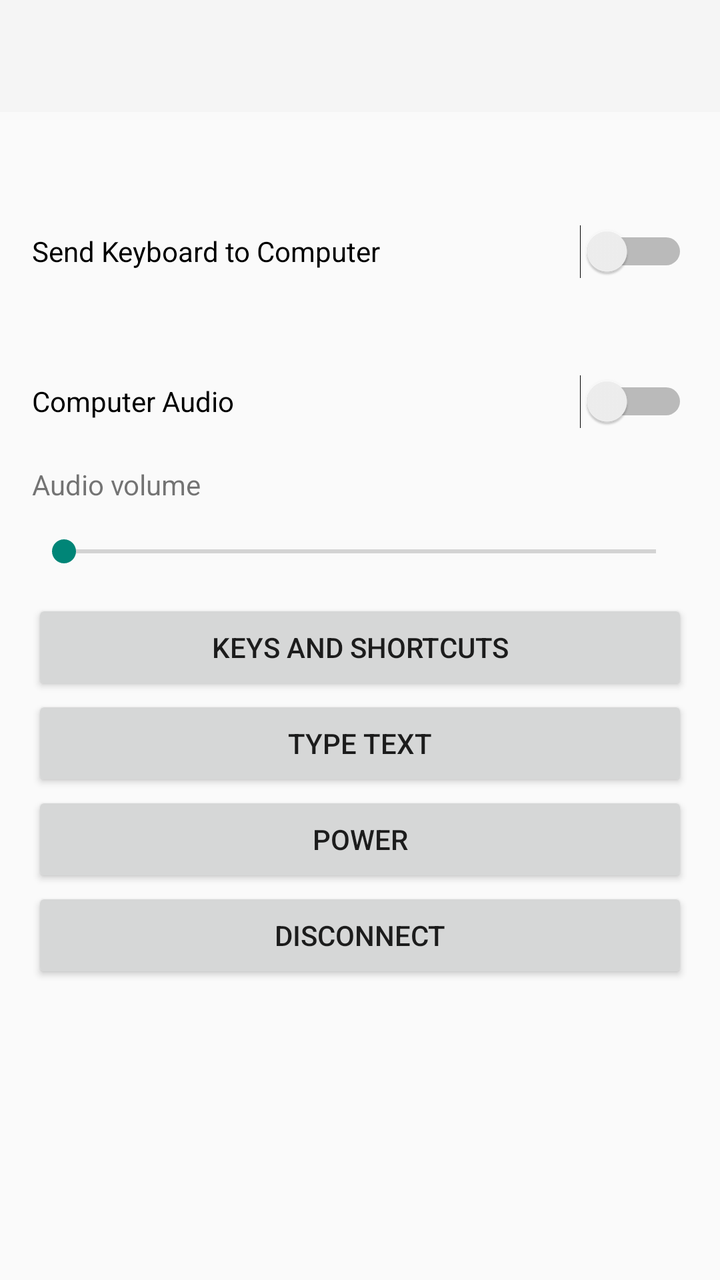
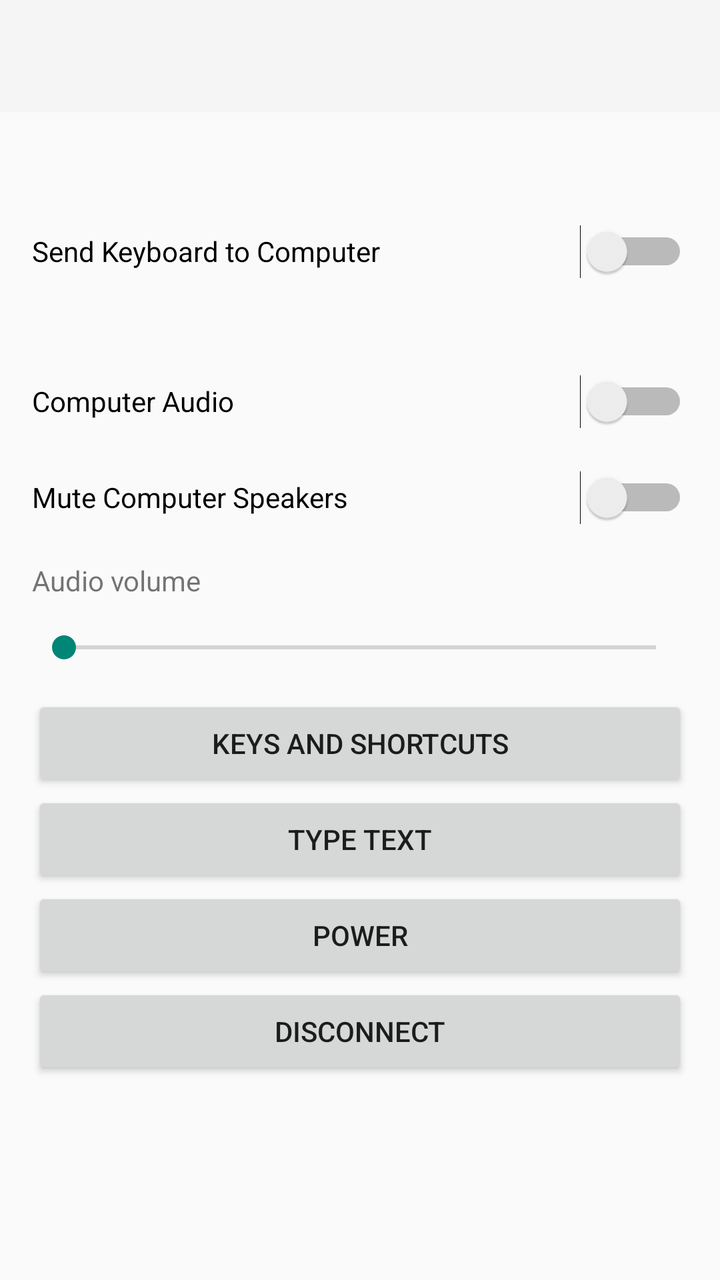

The first picture is an Android layout as it rendered before a commit; the second is the same layout after the commit. The layout source and the unified diff follow.
<!-- AndroidManifest.xml: application theme Theme.Portputer -->
<!-- res/layout/activity_connected.xml -->
<?xml version="1.0" encoding="utf-8"?>
<LinearLayout xmlns:android="http://schemas.android.com/apk/res/android"
    android:id="@+id/root"
    android:layout_width="match_parent"
    android:layout_height="match_parent"
    android:orientation="vertical">

    <include layout="@layout/toolbar" />

    <ScrollView
        android:layout_width="match_parent"
        android:layout_height="0dp"
        android:layout_weight="1">

        <LinearLayout
            android:layout_width="match_parent"
            android:layout_height="wrap_content"
            android:orientation="vertical"
            android:padding="16dp">

            <TextView
                android:id="@+id/status"
                android:layout_width="match_parent"
                android:layout_height="wrap_content"
                android:accessibilityLiveRegion="polite"
                android:paddingBottom="8dp"
                android:textAppearance="@android:style/TextAppearance.Material.Subhead" />

            <TextView
                android:id="@+id/message"
                android:layout_width="match_parent"
                android:layout_height="wrap_content"
                android:accessibilityLiveRegion="polite"
                android:paddingBottom="8dp"
                android:visibility="gone" />

            <LinearLayout
                android:id="@+id/pair_section"
                android:layout_width="match_parent"
                android:layout_height="wrap_content"
                android:orientation="vertical"
                android:visibility="gone">

                <TextView
                    style="@style/Heading"
                    android:layout_width="match_parent"
                    android:layout_height="wrap_content"
                    android:accessibilityHeading="true"
                    android:text="@string/pair_heading" />

                <TextView
                    android:id="@+id/pair_instructions"
                    android:layout_width="match_parent"
                    android:layout_height="wrap_content" />

                <TextView
                    android:id="@+id/pair_code_label"
                    android:layout_width="match_parent"
                    android:layout_height="wrap_content"
                    android:labelFor="@+id/pair_code"
                    android:paddingTop="8dp"
                    android:text="@string/pair_code" />

                <EditText
                    android:id="@+id/pair_code"
                    android:layout_width="match_parent"
                    android:layout_height="wrap_content"
                    android:importantForAutofill="no"
                    android:inputType="textCapCharacters|textNoSuggestions|textVisiblePassword"
                    android:imeOptions="actionDone"
                    android:maxLength="20" />

                <Button
                    android:id="@+id/pair"
                    android:layout_width="wrap_content"
                    android:layout_height="wrap_content"
                    android:text="@string/pair" />
            </LinearLayout>

            <LinearLayout
                android:id="@+id/controls"
                android:layout_width="match_parent"
                android:layout_height="wrap_content"
                android:orientation="vertical">

                <Switch
                    android:id="@+id/capture"
                    android:layout_width="match_parent"
                    android:layout_height="wrap_content"
                    android:minHeight="48dp"
                    android:text="@string/capture_switch" />

                <TextView
                    android:id="@+id/capture_help"
                    android:layout_width="match_parent"
                    android:layout_height="wrap_content"
                    android:paddingBottom="8dp" />

                <LinearLayout
                    android:id="@+id/keyboard_off_section"
                    android:layout_width="match_parent"
                    android:layout_height="wrap_content"
                    android:orientation="vertical"
                    android:visibility="gone">

                    <TextView
                        android:layout_width="match_parent"
                        android:layout_height="wrap_content"
                        android:text="@string/keyboard_off" />

                    <Button
                        android:id="@+id/open_accessibility"
                        android:layout_width="wrap_content"
                        android:layout_height="wrap_content"
                        android:text="@string/open_accessibility_settings" />
                </LinearLayout>

                <Switch
                    android:id="@+id/audio"
                    android:layout_width="match_parent"
                    android:layout_height="wrap_content"
                    android:minHeight="48dp"
                    android:text="@string/audio_switch" />

                <TextView
                    android:id="@+id/volume_label"
                    android:layout_width="match_parent"
                    android:layout_height="wrap_content"
                    android:labelFor="@+id/volume"
                    android:paddingTop="8dp"
                    android:text="@string/audio_volume" />

                <SeekBar
                    android:id="@+id/volume"
                    android:layout_width="match_parent"
                    android:layout_height="48dp"
                    android:max="100" />

                <Button
                    android:id="@+id/keys"
                    android:layout_width="match_parent"
                    android:layout_height="wrap_content"
                    android:text="@string/keys_button" />

                <Button
                    android:id="@+id/text"
                    android:layout_width="match_parent"
                    android:layout_height="wrap_content"
                    android:text="@string/text_button" />

                <Button
                    android:id="@+id/power"
                    android:layout_width="match_parent"
                    android:layout_height="wrap_content"
                    android:text="@string/power_button" />
            </LinearLayout>

            <Button
                android:id="@+id/disconnect"
                android:layout_width="match_parent"
                android:layout_height="wrap_content"
                android:text="@string/disconnect" />
        </LinearLayout>
    </ScrollView>
</LinearLayout>
<!-- res/layout/toolbar.xml (included above) -->
<?xml version="1.0" encoding="utf-8"?>
<Toolbar xmlns:android="http://schemas.android.com/apk/res/android"
    android:id="@+id/toolbar"
    android:layout_width="match_parent"
    android:layout_height="wrap_content"
    android:minHeight="?android:attr/actionBarSize"
    android:background="?android:attr/colorPrimary"
    android:theme="@android:style/ThemeOverlay.Material.Dark.ActionBar" />
<!-- resources referenced by this layout -->
<resources>
  <string name="audio_switch">Computer Audio</string>
  <string name="audio_volume">Audio volume</string>
  <string name="capture_switch">Send Keyboard to Computer</string>
  <string name="disconnect">Disconnect</string>
  <string name="keyboard_off">Portputer Keyboard is off: keys from an external keyboard stay on this device.</string>
  <string name="keys_button">Keys and Shortcuts</string>
  <string name="open_accessibility_settings">Open Accessibility Settings</string>
  <string name="pair">Pair</string>
  <string name="pair_code">Pairing code</string>
  <string name="pair_heading">Pairing</string>
  <string name="power_button">Power</string>
  <string name="text_button">Type Text</string>
  <style name="Heading" parent="@android:style/TextAppearance.Material.Title">
          <item name="android:paddingTop">16dp</item>
          <item name="android:paddingBottom">8dp</item>
      </style>
  <style name="Theme.Portputer" parent="@android:style/Theme.Material.Light.NoActionBar" />
</resources>

<!-- the commit's change to res/layout/activity_connected.xml (unified diff, before → after) -->
@@ -122,6 +122,13 @@
                     android:minHeight="48dp"
                     android:text="@string/audio_switch" />
 
+                <Switch
+                    android:id="@+id/mute_speakers"
+                    android:layout_width="match_parent"
+                    android:layout_height="wrap_content"
+                    android:minHeight="48dp"
+                    android:text="@string/mute_speakers_switch" />
+
                 <TextView
                     android:id="@+id/volume_label"
                     android:layout_width="match_parent"
<!-- resource entries referenced after the edit -->
@@ -6,6 +6,7 @@
   <string name="disconnect">Disconnect</string>
   <string name="keyboard_off">Portputer Keyboard is off: keys from an external keyboard stay on this device.</string>
   <string name="keys_button">Keys and Shortcuts</string>
+  <string name="mute_speakers_switch">Mute Computer Speakers</string>
   <string name="open_accessibility_settings">Open Accessibility Settings</string>
   <string name="pair">Pair</string>
   <string name="pair_code">Pairing code</string>
